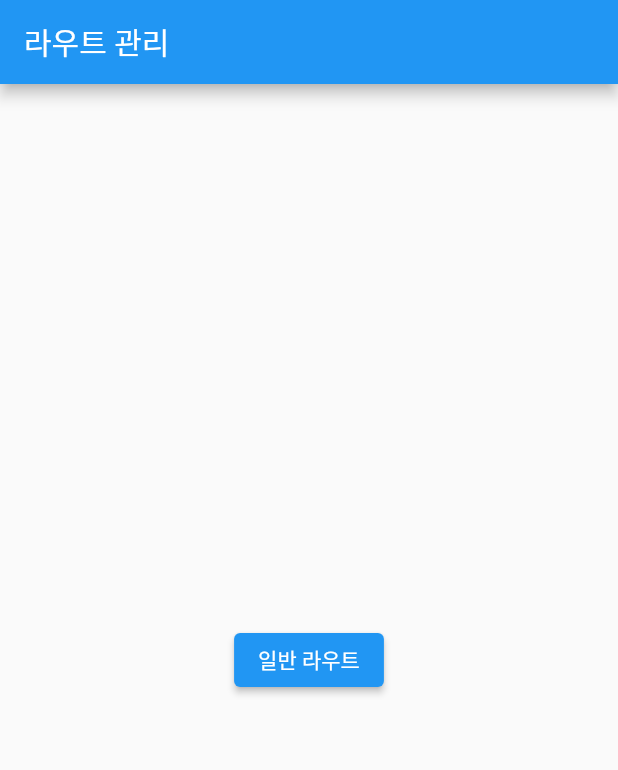
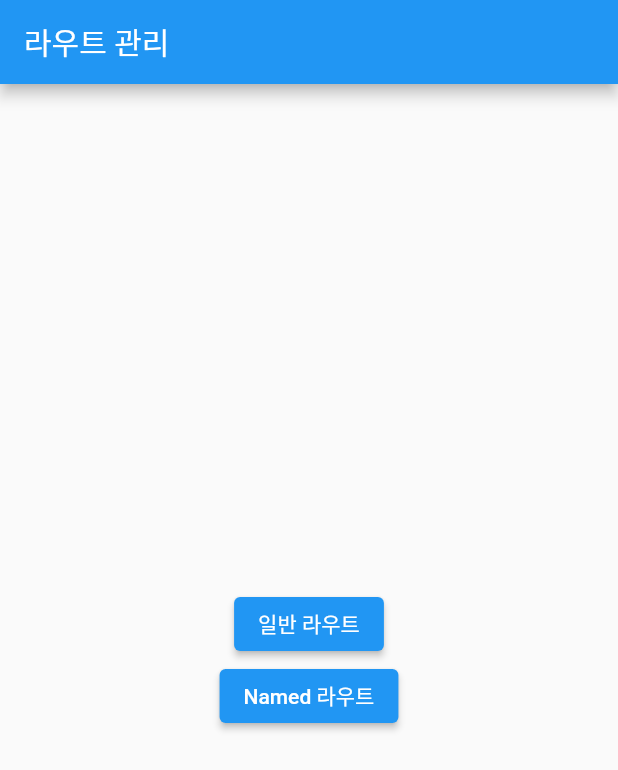
Before and after one commit to Jang-zn/getx_study, a Flutter app: the screen it shows after launch, on a phone screen of 412 x 824 dp. Shown: the top 770 px of the screen. Run offline on Flutter 3.47's test engine with Material 2 defaults, Android fonts, the phone set to English and light mode, and no system bars; our stand-ins replace get.

Commit message:
named route + transition

```diff
--- a/lib/main.dart
+++ b/lib/main.dart
@@ -1,6 +1,8 @@
 import 'package:flutter/material.dart';
 import 'package:get/get.dart';
 import 'package:getx_study/src/home.dart';
+import 'package:getx_study/src/page/named/first_named.dart';
+import 'package:getx_study/src/page/named/second_named.dart';
 
 void main(){
   runApp(MyApp());
@@ -19,7 +21,9 @@ class MyApp extends StatelessWidget {
       ),
       home : HomePage(),
       getPages: [
-
+        GetPage(name:"/",page:()=>HomePage(),transition: Transition.zoom),
+        GetPage(name:"/first",page:()=>FirstNamedPage(),transition: Transition.zoom),
+        GetPage(name:"/second",page:()=>SecondNamedPage(),transition: Transition.zoom),
       ],
     );
   }
--- a/lib/src/home.dart
+++ b/lib/src/home.dart
@@ -20,8 +20,14 @@ class HomePage extends StatelessWidget {
                 onPressed: (){
                   Get.to(FirstPage());
                 },
-                child: Text("일반 라우트"))
+                child: Text("일반 라우트")),
+            ElevatedButton(
+                onPressed: (){
+                  Get.toNamed("/first");
+                },
+                child: Text("Named 라우트"))
           ],
+
         )
       )
     );
--- a/lib/src/page/named/first_named.dart
+++ b/lib/src/page/named/first_named.dart
@@ -15,7 +15,8 @@ class FirstNamedPage extends StatelessWidget {
         child:Column(
           mainAxisAlignment: MainAxisAlignment.center,
           children:[
-            ElevatedButton(onPressed: (){Get.to(SecondPage());}, child: Text("다음페이지"))
+            ElevatedButton(onPressed: (){Get.toNamed("/second");}, child: Text("다음페이지")),
+            ElevatedButton(onPressed: (){Get.offNamed("/second");}, child: Text("현재페이지 없이 다음페이지"))
           ]
         )
       )
--- a/lib/src/page/named/second_named.dart
+++ b/lib/src/page/named/second_named.dart
@@ -16,7 +16,7 @@ class SecondNamedPage extends StatelessWidget {
           mainAxisAlignment: MainAxisAlignment.center,
           children:[
             ElevatedButton(onPressed: (){Get.back();}, child: Text("뒤로")),
-            ElevatedButton(onPressed: (){Get.offAll(HomePage());}, child: Text("홈으로"))
+            ElevatedButton(onPressed: (){Get.offAllNamed("/");}, child: Text("홈으로"))
           ]
         )
       )
```
